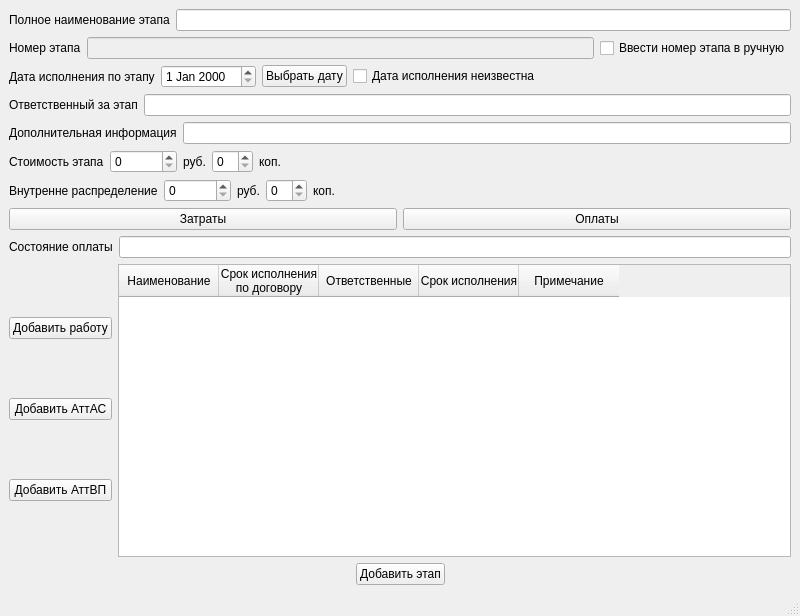
Before: the Qt Designer form prilogenie/addstage.ui in parlamentyor/auto_correct_plan, drawn with Qt 5.
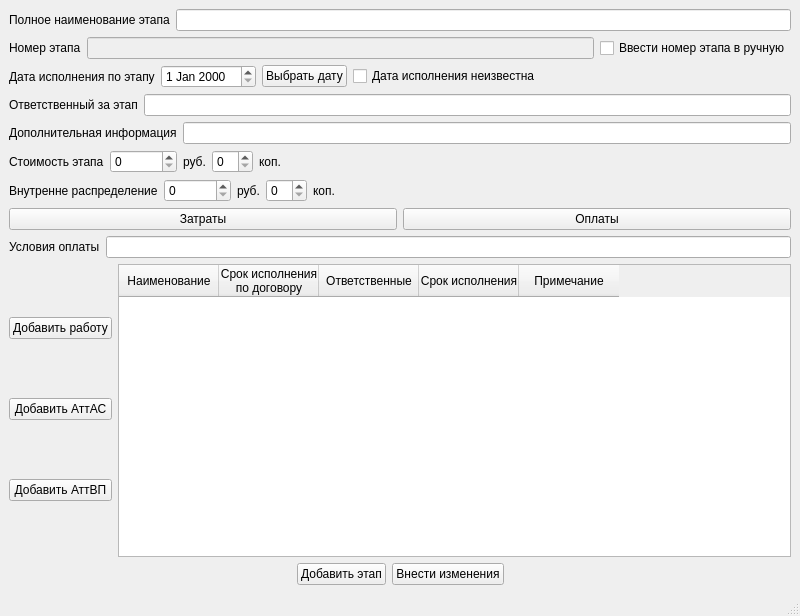
After: the same form once the commit is applied.

Diff of the .ui file:
```diff
--- a/prilogenie/addstage.ui
+++ b/prilogenie/addstage.ui
@@ -268,7 +268,7 @@
       <item>
        <widget class="QLabel" name="lb_status_payment">
         <property name="text">
-         <string>Состояние оплаты</string>
+         <string>Условия оплаты</string>
         </property>
        </widget>
       </item>
@@ -362,6 +362,13 @@
         </property>
        </widget>
       </item>
+      <item>
+       <widget class="QPushButton" name="pb_correct">
+        <property name="text">
+         <string>Внести изменения</string>
+        </property>
+       </widget>
+      </item>
       <item>
        <spacer name="horizontalSpacer_8">
         <property name="orientation">
```
